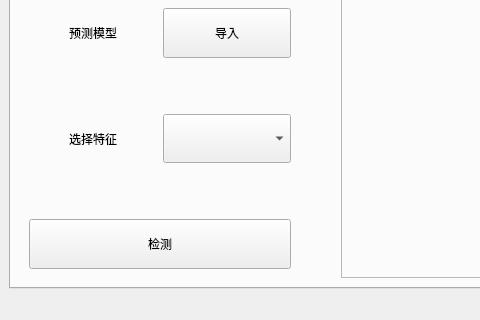
Old version of the form GUI/MainWindow.ui in the repository DuskSwan/fault_estimation_master_design; both pictures show x 0 to 480 and y 256 to 576 of the 782 by 576 pixel window.
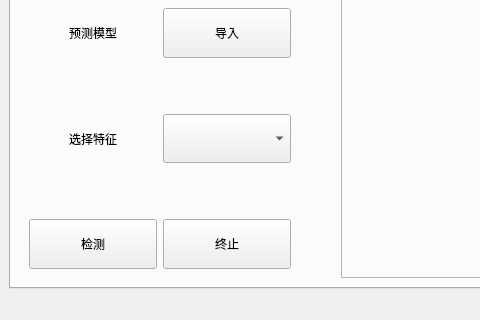
New version of the form. The open tabs and pages were chosen to show the change.

Commit message: add stop button

Patch:
```diff
--- a/GUI/MainWindow.ui
+++ b/GUI/MainWindow.ui
@@ -678,7 +678,20 @@
              </property>
             </widget>
            </item>
-           <item row="10" column="1" colspan="2">
+           <item row="9" column="2">
+            <widget class="QPushButton" name="btnStopDetect">
+             <property name="sizePolicy">
+              <sizepolicy hsizetype="Minimum" vsizetype="Expanding">
+               <horstretch>0</horstretch>
+               <verstretch>0</verstretch>
+              </sizepolicy>
+             </property>
+             <property name="text">
+              <string>终止</string>
+             </property>
+            </widget>
+           </item>
+           <item row="9" column="1">
             <widget class="QPushButton" name="btnDetect">
              <property name="sizePolicy">
               <sizepolicy hsizetype="Minimum" vsizetype="Expanding">
```
Left out of the diff: 2 changed lines with no effect on the pictures. The commit also changes 2 other files.
